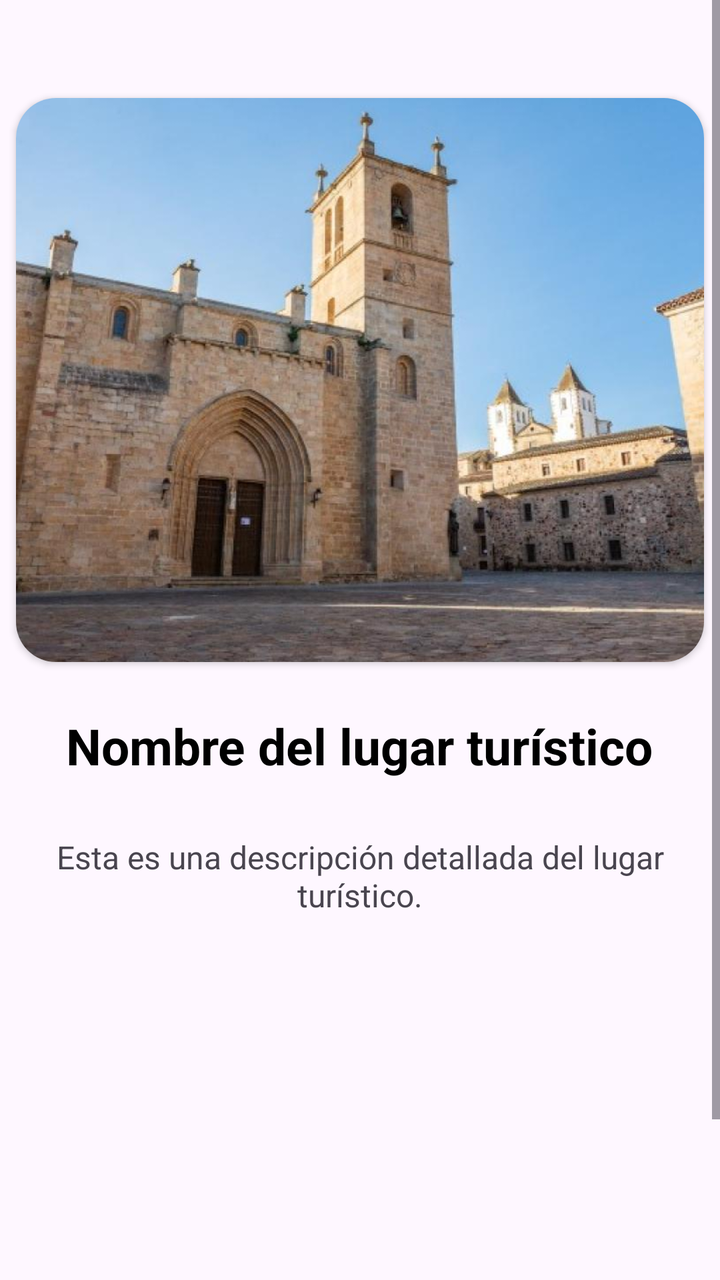
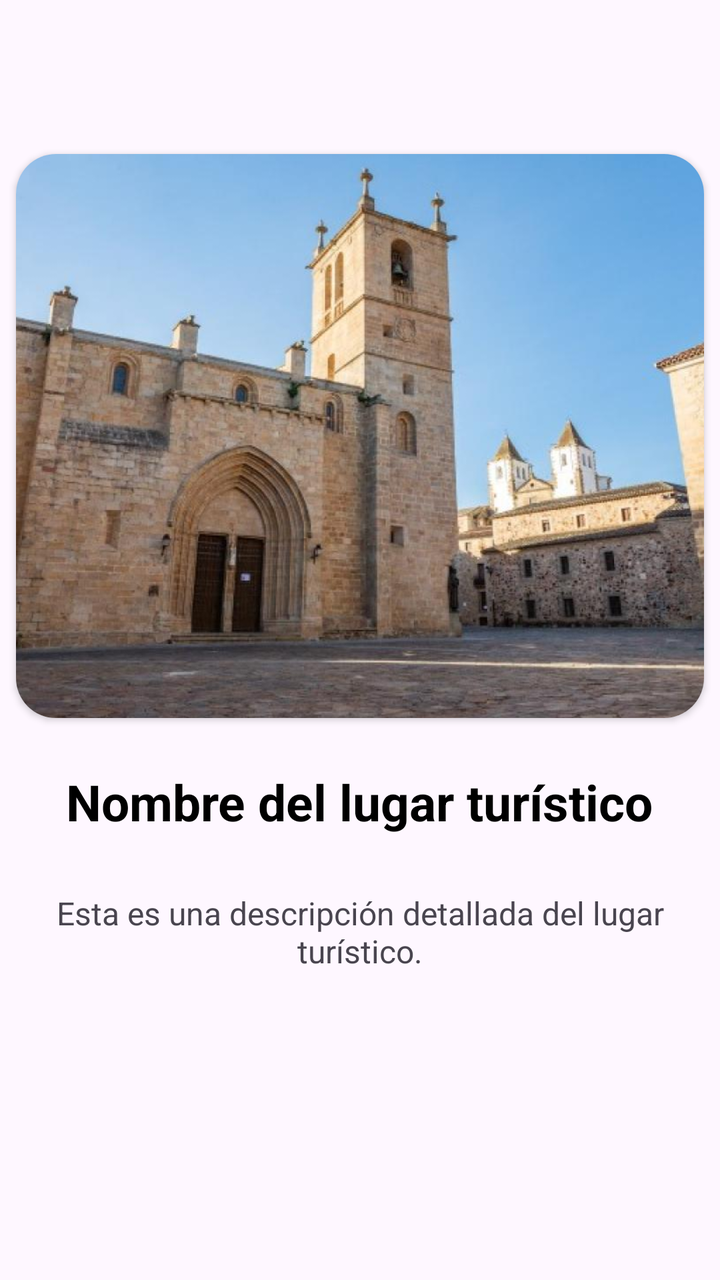

Compare the two renders of this Android layout. The source of the first and the diff that turns it into the second are given below.
<!-- AndroidManifest.xml: application theme Theme.MyApplication -->
<!-- res/layout/fragment_recommendations_info.xml -->
<?xml version="1.0" encoding="utf-8"?>
<FrameLayout xmlns:android="http://schemas.android.com/apk/res/android"
    xmlns:tools="http://schemas.android.com/tools"
    android:layout_width="match_parent"
    android:layout_height="match_parent"
    xmlns:app="http://schemas.android.com/apk/res-auto"
    tools:context=".ui.RecommendationsInfo">

    <ScrollView
        android:layout_width="match_parent"
        android:layout_height="match_parent">

        <LinearLayout
            android:layout_width="match_parent"
            android:layout_height="wrap_content"
            android:orientation="vertical"
            android:gravity="center_horizontal">
            
            <androidx.cardview.widget.CardView
                android:layout_width="match_parent"
                android:layout_height="300dp"
            android:layout_marginTop="40dp"
            app:cardCornerRadius="20dp"
            app:cardUseCompatPadding="true"
            app:cardPreventCornerOverlap="true">

            <ImageView
                android:id="@+id/imagePlace"
                android:layout_width="match_parent"
                android:layout_height="match_parent"
                android:scaleType="centerCrop"
            android:src="@drawable/ccsc"/>
        </androidx.cardview.widget.CardView>

            <TextView
                android:id="@+id/textPlaceName"
                android:layout_width="wrap_content"
                android:layout_height="wrap_content"
                android:text="Nombre del lugar turístico"
                android:textSize="25dp"
                android:textColor="@color/black"
                android:textStyle="bold"
                android:layout_marginBottom="20dp"
                android:paddingTop="16dp"
                android:gravity="center" />

            <TextView
                android:id="@+id/textDescription"
                android:layout_width="wrap_content"
                android:layout_height="wrap_content"
                android:text="Esta es una descripción detallada del lugar turístico."
                android:textSize="16sp"
                android:paddingTop="8dp"
                android:layout_marginEnd="20dp"
                android:layout_marginStart="20dp"
                android:gravity="center" />

            <Button
                android:id="@+id/buttonAction"
                android:layout_width="197dp"
                android:layout_height="60dp"
                android:layout_marginTop="180dp"
                android:backgroundTint="@color/dark_green"
                android:text="@string/preguntar_al_asistente_sobre_este_lugar"
                app:cornerRadius="10dp" />

            <TextView
                android:id="@+id/textLink"
                android:layout_width="wrap_content"
                android:layout_height="wrap_content"
                android:text="@string/ir_a_google_maps"
                android:textColor="@android:color/holo_blue_dark"
                android:textSize="16sp"
                android:paddingTop="12dp"
                android:autoLink="web"
                android:clickable="true"
                android:gravity="center" />

        </LinearLayout>

    </ScrollView>

</FrameLayout>
<!-- resources referenced by this layout -->
<resources>
  <color name="black">#000000</color>
  <color name="dark_green">#388E3C</color>
  <!-- drawable ccsc: png bitmap (drawable, 96650 bytes) -->
  <string name="ir_a_google_maps">Ir a Google Maps</string>
  <string name="preguntar_al_asistente_sobre_este_lugar">Preguntar al asistente sobre este lugar</string>
  <style name="Theme.MyApplication" parent="Base.Theme.MyApplication" />
  <style name="Base.Theme.MyApplication" parent="Theme.Material3.DayNight.NoActionBar">
          
          
      </style>
</resources>

<!-- the commit's change to res/layout/fragment_recommendations_info.xml (unified diff, before → after) -->
@@ -6,30 +6,38 @@
     xmlns:app="http://schemas.android.com/apk/res-auto"
     tools:context=".ui.RecommendationsInfo">
 
-    <ScrollView
-        android:layout_width="match_parent"
-        android:layout_height="match_parent">
-
         <LinearLayout
             android:layout_width="match_parent"
             android:layout_height="wrap_content"
             android:orientation="vertical"
             android:gravity="center_horizontal">
-            
+
+            <ImageButton
+                android:id="@+id/btnBack"
+                android:layout_width="48dp"
+                android:layout_height="48dp"
+                android:background="@android:color/transparent"
+                android:padding="8dp"
+                android:scaleType="center"
+                app:layout_constraintBottom_toBottomOf="parent"
+                app:layout_constraintEnd_toEndOf="parent"
+                android:layout_marginStart="10dp"
+                android:layout_marginEnd="180dp"
+                android:layout_marginTop="20dp"/>
+
             <androidx.cardview.widget.CardView
                 android:layout_width="match_parent"
                 android:layout_height="300dp"
-            android:layout_marginTop="40dp"
-            app:cardCornerRadius="20dp"
-            app:cardUseCompatPadding="true"
-            app:cardPreventCornerOverlap="true">
+                app:cardCornerRadius="20dp"
+                app:cardUseCompatPadding="true"
+                app:cardPreventCornerOverlap="true">
 
             <ImageView
                 android:id="@+id/imagePlace"
                 android:layout_width="match_parent"
                 android:layout_height="match_parent"
                 android:scaleType="centerCrop"
-            android:src="@drawable/ccsc"/>
+                android:src="@drawable/ccsc"/>
         </androidx.cardview.widget.CardView>
 
             <TextView
@@ -78,6 +86,4 @@
 
         </LinearLayout>
 
-    </ScrollView>
-
 </FrameLayout>
